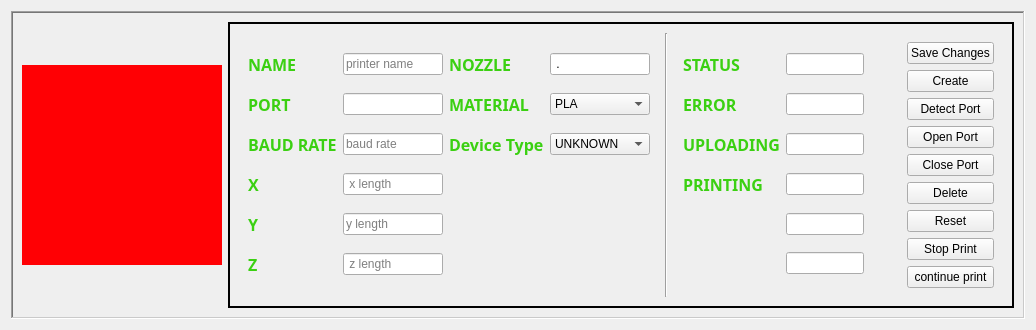
malabdali/3dPrintersManager, file ui/devicewidget.ui: the form before one commit.
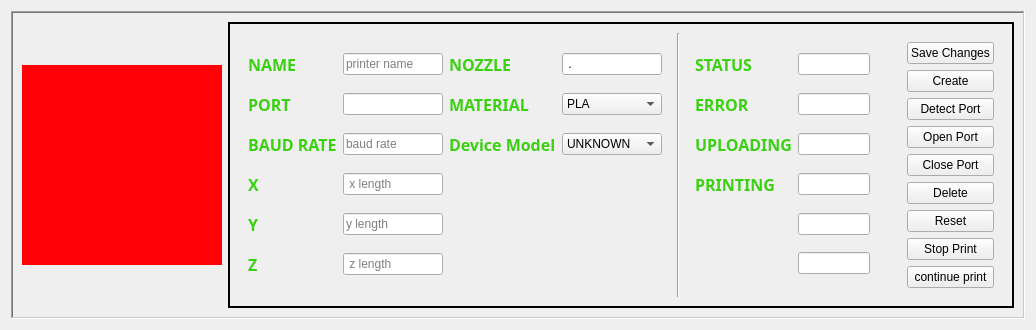
The form after the commit. Icons and pictures are not drawn.

What changed in the file:
```diff
--- a/ui/devicewidget.ui
+++ b/ui/devicewidget.ui
@@ -492,7 +492,7 @@
                <string notr="true">color: rgb(59, 208, 18);</string>
               </property>
               <property name="text">
-               <string>Device Type</string>
+               <string>Device Model</string>
               </property>
               <property name="textFormat">
                <enum>Qt::PlainText</enum>
```
